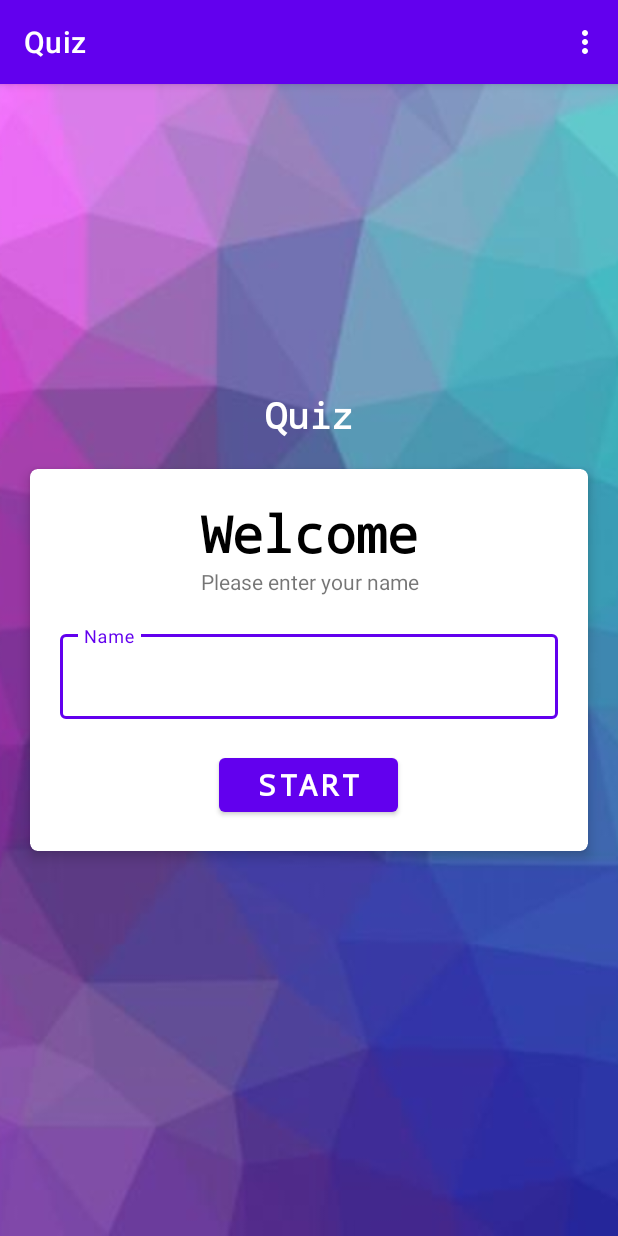
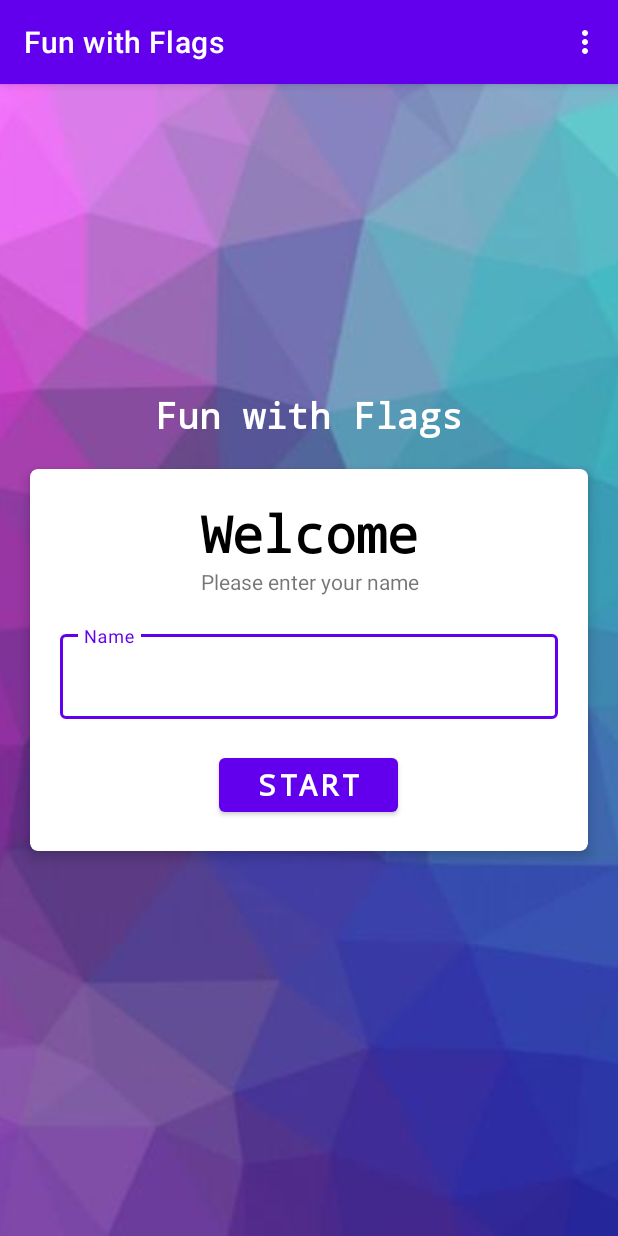
Before and after one commit to PeterMada/AK7MT-FunWithFlags, an Android app: the MainActivity screen opened directly, with no data from a screen before it, on a phone screen of 412 x 824 dp. Run offline under Robolectric (Android 15) with nearby library versions, the phone set to English and light mode, and no system bars.

Commit message:
Change app name

```diff
--- a/app/build.gradle
+++ b/app/build.gradle
@@ -11,7 +11,7 @@ android {
         minSdk 21
         targetSdk 31
         versionCode 1
-        versionName "1.0"
+        versionName "1.1"
 
         testInstrumentationRunner "androidx.test.runner.AndroidJUnitRunner"
     }
--- a/app/src/main/res/layout/activity_main.xml
+++ b/app/src/main/res/layout/activity_main.xml
@@ -28,7 +28,7 @@
         android:layout_height="wrap_content"
         android:layout_marginBottom="20dp"
         android:fontFamily="monospace"
-        android:text="Quiz"
+        android:text="Fun with Flags"
         android:textColor="@android:color/white"
         android:textSize="24sp"
         android:textStyle="bold"
--- a/app/src/main/res/values/strings.xml
+++ b/app/src/main/res/values/strings.xml
@@ -1,5 +1,5 @@
 <resources>
-    <string name="app_name">Quiz</string>
+    <string name="app_name">Fun with Flags</string>
     <!-- TODO: Remove or change this placeholder text -->
     <string name="hello_blank_fragment">Hello blank fragment</string>
 </resources>
```
